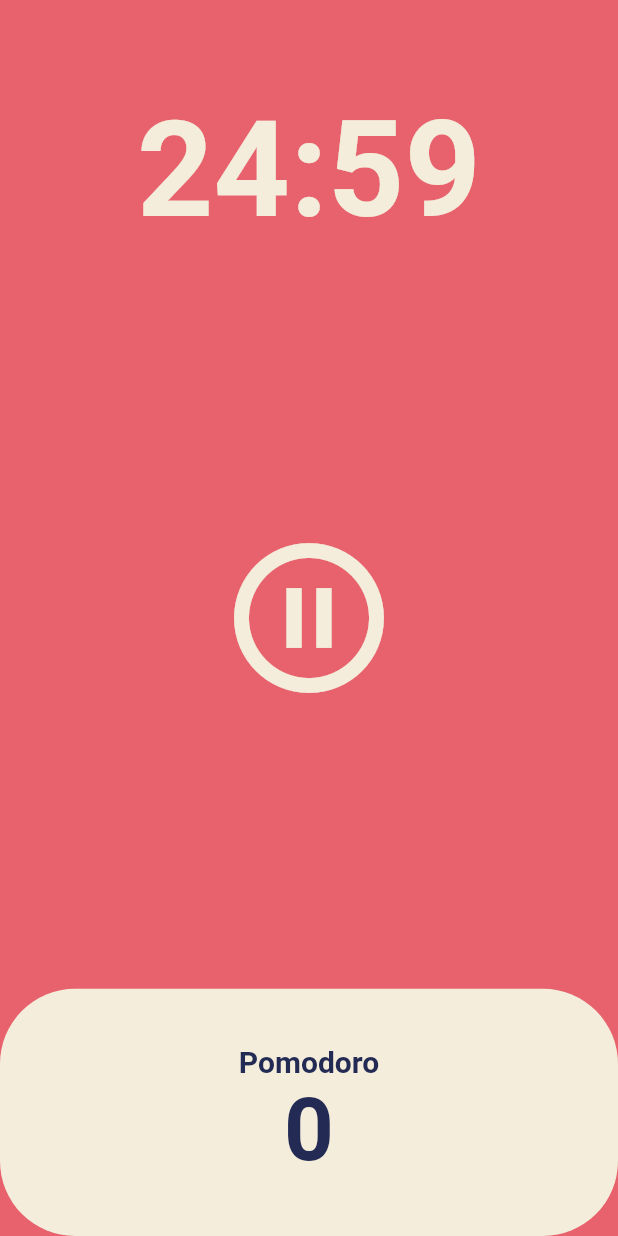
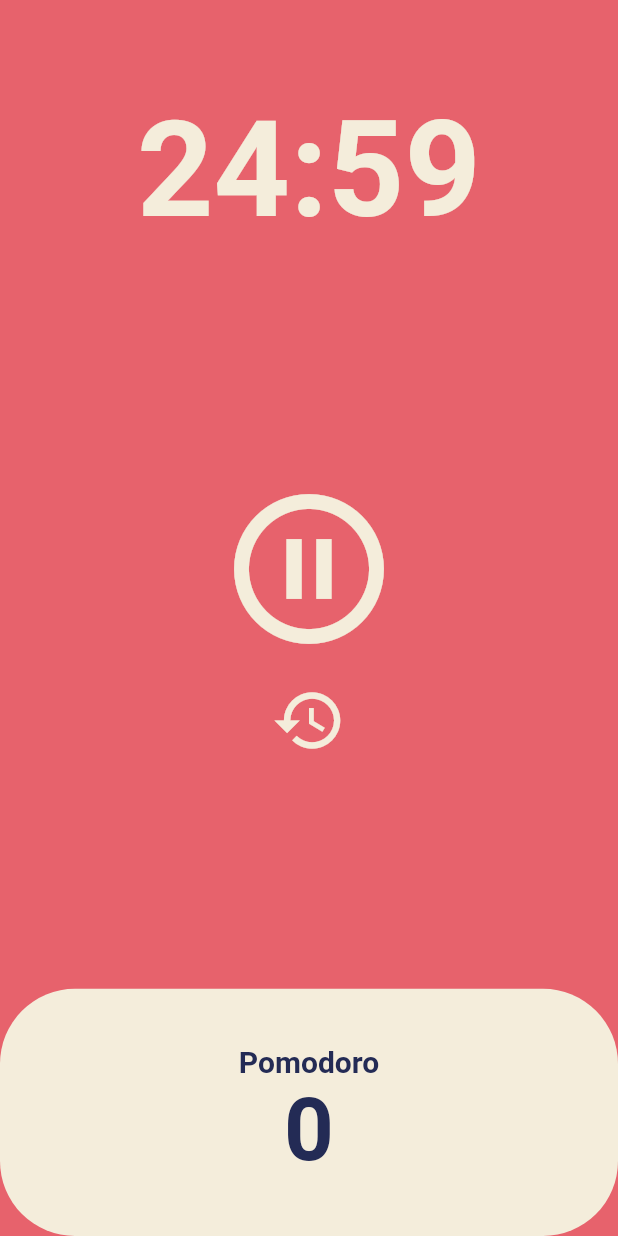
Before and after one commit to Grandes/toonflix, a Flutter app: the screen it shows after launch, after a tap on the "play circle outline" icon, on a phone screen of 412 x 824 dp. Run offline on Flutter 3.47's test engine with Material 2 defaults, Android fonts, the phone set to English and light mode, and no system bars.

Commit message:
:technologist: feature(study): study_5 POMODORO APP - ~ 5.4 Code Challenge

```diff
--- a/lib/screens/home_screen.dart
+++ b/lib/screens/home_screen.dart
@@ -13,8 +13,18 @@ class _HomeScreenState extends State<HomeScreen> {
   static const twentyFiveMinutes = 1500;
   int totalSeconds = twentyFiveMinutes;
   bool isRunning = false;
+  bool isReturning = false;
   int totalPomodoros = 0;
   late Timer timer;
+
+  void onRestorePressed() {
+    timer.cancel();
+
+    setState(() {
+      isRunning = false;
+      totalSeconds = twentyFiveMinutes;
+    });
+  }
 
   void onTick(Timer timer) {
     if (totalSeconds == 0) {
@@ -78,13 +88,25 @@ class _HomeScreenState extends State<HomeScreen> {
           Flexible(
             flex: 3,
             child: Center(
-              child: IconButton(
+              child: Column(
+                mainAxisAlignment: MainAxisAlignment.center,
+                children: [
+                  IconButton(
                     iconSize: 120,
                     color: Theme.of(context).cardColor,
                     onPressed: isRunning ? onPausePressed : onStartPressed,
                     icon: Icon(isRunning
                         ? Icons.pause_circle_outline
                         : Icons.play_circle_outline),
+                  ),
+                  if(totalSeconds != twentyFiveMinutes)
+                    IconButton(
+                      iconSize: 50,
+                      color: Theme.of(context).cardColor,
+                      onPressed: onRestorePressed,
+                      icon: const Icon(Icons.restore),
+                    )
+                ],
               ),
             ),
           ),
```
Lines whose indentation alone changed are shown as unchanged.
